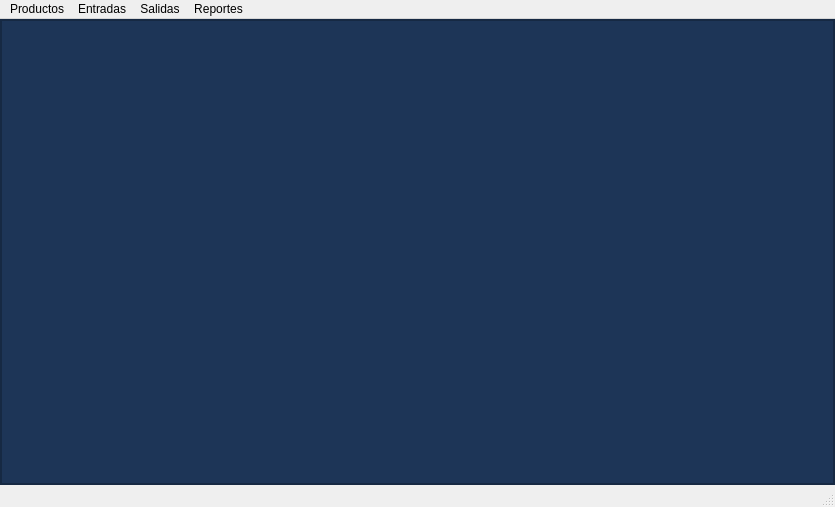
Old version of the form ui_files/MainWindow.ui in the repository velardejp/Planta2.
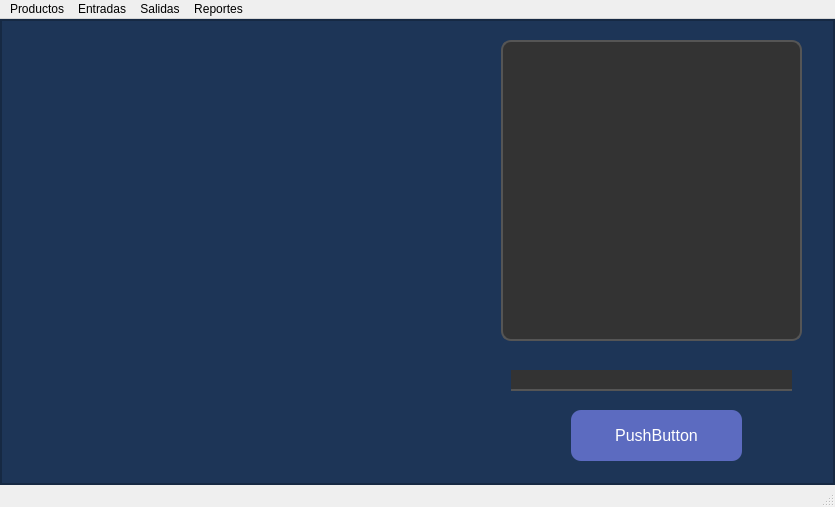
New version of the form.

```diff
--- a/ui_files/MainWindow.ui
+++ b/ui_files/MainWindow.ui
@@ -65,6 +65,75 @@
          <property name="frameShadow">
           <enum>QFrame::Raised</enum>
          </property>
+         <widget class="QPlainTextEdit" name="chathistory">
+          <property name="geometry">
+           <rect>
+            <x>500</x>
+            <y>20</y>
+            <width>301</width>
+            <height>301</height>
+           </rect>
+          </property>
+          <property name="styleSheet">
+           <string notr="true">QPlainTextEdit {
+        background-color: #333;
+        color: #fff;
+        border: 2px solid #555;
+        border-radius: 10px;
+        font-size: 16px;
+    }</string>
+          </property>
+         </widget>
+         <widget class="QLineEdit" name="userinput">
+          <property name="geometry">
+           <rect>
+            <x>510</x>
+            <y>350</y>
+            <width>281</width>
+            <height>21</height>
+           </rect>
+          </property>
+          <property name="styleSheet">
+           <string notr="true">QLineEdit {
+        background-color: #333;
+        color: #fff;
+        border: none;
+        border-bottom: 2px solid #555;
+        font-size: 16px;
+    }</string>
+          </property>
+         </widget>
+         <widget class="QPushButton" name="chatbutton">
+          <property name="geometry">
+           <rect>
+            <x>570</x>
+            <y>390</y>
+            <width>171</width>
+            <height>51</height>
+           </rect>
+          </property>
+          <property name="styleSheet">
+           <string notr="true">QPushButton {
+        background-color: #5c6bc0;
+        color: #fff;
+        border: none;
+        border-radius: 10px;
+        padding: 5px 10px;
+        font-size: 16px;
+    }
+
+    QPushButton:hover {
+        background-color: #7986cb;
+    }
+
+    QPushButton:pressed {
+        background-color: #3f51b5;
+    }</string>
+          </property>
+          <property name="text">
+           <string>PushButton</string>
+          </property>
+         </widget>
         </widget>
        </item>
       </layout>
```
